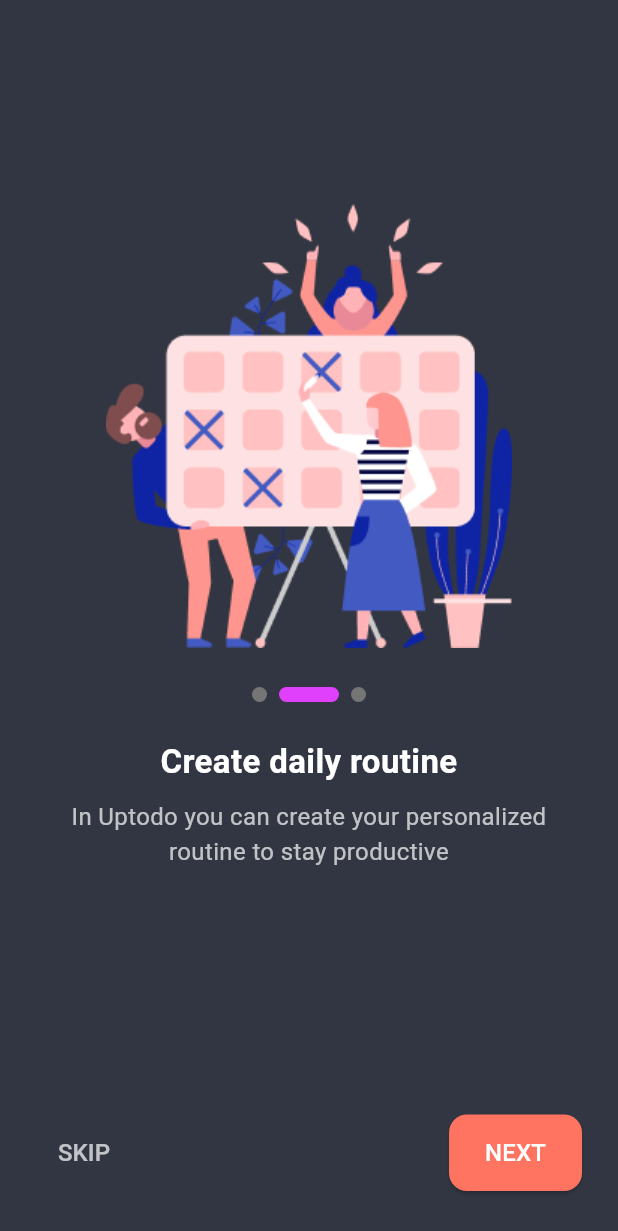
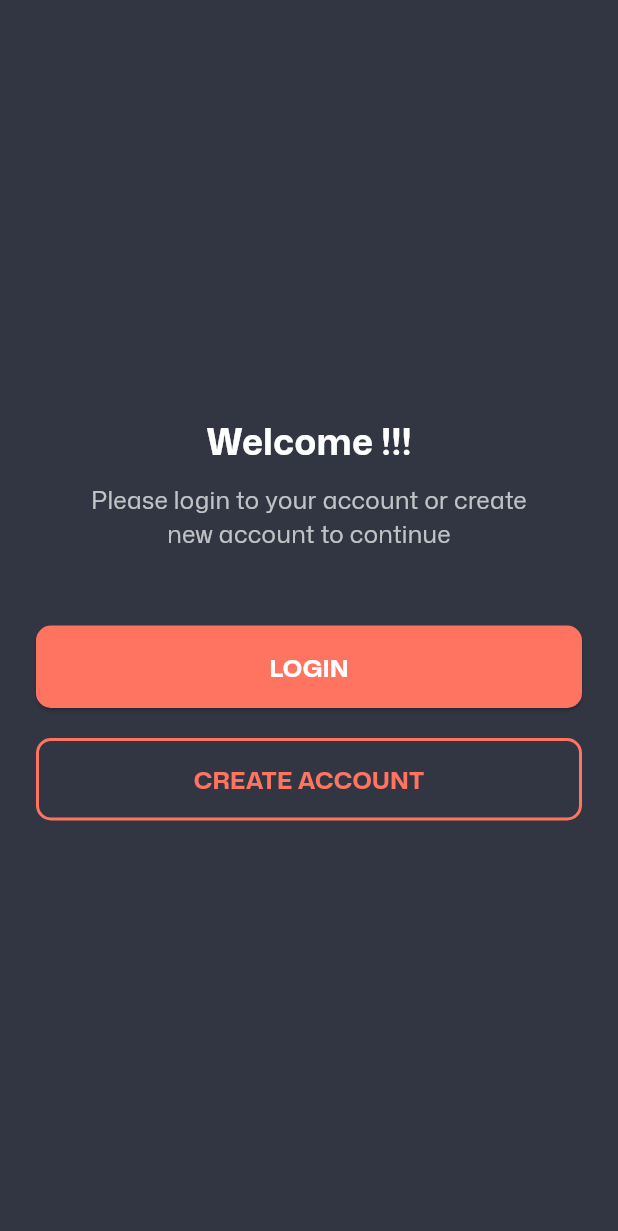
Before and after one commit to VOX-CONG-MINH/to-do-app, a Flutter app: the screen it shows after launch, after a tap on "NEXT", after a tap on "SKIP", on a phone screen of 412 x 824 dp. Shown: the top 1231 px of the screen. Run offline on Flutter 3.47's test engine with Material 3 defaults, Android fonts, the phone set to English and light mode, and no system bars; drawn by our look-alikes of smooth_page_indicator.

Commit message:
update UI

```diff
--- a/lib/main.dart
+++ b/lib/main.dart
@@ -11,6 +11,10 @@ class MyApp extends StatelessWidget {
 
   @override
   Widget build(BuildContext context) {
-    return MaterialApp(title: 'Flutter Demo', home: SplashScreen());
+    return MaterialApp(
+      debugShowCheckedModeBanner: false,
+      title: 'Flutter Demo',
+      home: SplashScreen(),
+    );
   }
 }
--- /dev/null
+++ b/lib/resource/style/app_color.dart
@@ -0,0 +1,9 @@
+import 'package:flutter/material.dart';
+
+class AppColor {
+  // static final primary = Color()
+  static final background = Color(0xFF323642);
+  static final regularBackground = Color(0xFF3e4653);
+  static final mediumBackground = Color(0xFFff7361);
+  static final whileGrey = Color(0xFFB0B3B8);
+}
--- /dev/null
+++ b/lib/resource/style/app_theme.dart
@@ -0,0 +1,5 @@
+import 'package:flutter/material.dart';
+
+class AppTheme {
+  static final theme = ThemeData();
+}
--- a/lib/ui/Onboading/onboading_screen.dart
+++ b/lib/ui/Onboading/onboading_screen.dart
@@ -1,7 +1,10 @@
 import 'package:flutter/material.dart';
 import 'package:smooth_page_indicator/smooth_page_indicator.dart';
+import 'package:to_do_app/resource/style/app_color.dart';
+import 'package:to_do_app/ui/start/start_screen.dart';
 
 import '../../resource/generated/assets.gen.dart';
+import '../../resource/generated/fonts.gen.dart';
 
 class OnboardingScreen extends StatefulWidget {
   const OnboardingScreen({super.key});
@@ -38,10 +41,15 @@ class _OnboardingScreenState extends State<OnboardingScreen> {
   @override
   Widget build(BuildContext context) {
     return Scaffold(
-      backgroundColor: Color(0xFF323642),
-      body: Column(
+      backgroundColor: AppColor.background,
+      body: Stack(
+        children: [
+          Column(
+            crossAxisAlignment: CrossAxisAlignment.center,
             children: [
               Expanded(
+                child: Padding(
+                  padding: const EdgeInsets.only(top: 150),
                   child: PageView.builder(
                     controller: _pageController,
                     onPageChanged: (index) {
@@ -51,7 +59,7 @@ class _OnboardingScreenState extends State<OnboardingScreen> {
                     },
                     itemCount: onboardingData.length,
                     itemBuilder: (context, index) {
-                return _OnboardingPage(
+                      return _onboardingPage(
                         image: onboardingData[index]["image"]!,
                         title: onboardingData[index]["title"]!,
                         description: onboardingData[index]["description"]!,
@@ -59,26 +67,43 @@ class _OnboardingScreenState extends State<OnboardingScreen> {
                     },
                   ),
                 ),
+              ),
               Padding(
-            padding: const EdgeInsets.symmetric(horizontal: 24, vertical: 30),
+                padding: const EdgeInsets.symmetric(
+                  horizontal: 24,
+                  vertical: 30,
+                ),
                 child: Row(
                   mainAxisAlignment: MainAxisAlignment.spaceBetween,
                   children: [
-                TextButton(
+                    _currentPage > 0
+                        ? TextButton(
                           onPressed: () {
-                    // Navigator.of(context).pushReplacement(
-                    //   MaterialPageRoute(builder: (_) => Placeholder()),
-                    // );
+                            Navigator.of(context).pushReplacement(
+                              MaterialPageRoute(
+                                builder: (_) => const StartScreen(),
+                              ),
+                            );
                           },
                           child: const Text(
                             "SKIP",
-                    style: TextStyle(color: Colors.white70, fontSize: 16),
+                            style: TextStyle(
+                              color: Colors.white70,
+                              fontSize: 16,
+                              fontWeight: FontWeight.bold,
+                              fontFamily: FontFamily.monaSans,
                             ),
                           ),
+                        )
+                        : const SizedBox(),
                     ElevatedButton(
                       onPressed: () {
                         if (_currentPage == onboardingData.length - 1) {
-                      // Điều hướng đến màn hình chính
+                          Navigator.of(context).pushReplacement(
+                            MaterialPageRoute(
+                              builder: (_) => const StartScreen(),
+                            ),
+                          );
                         } else {
                           _pageController.nextPage(
                             duration: const Duration(milliseconds: 500),
@@ -91,7 +116,7 @@ class _OnboardingScreenState extends State<OnboardingScreen> {
                           horizontal: 24,
                           vertical: 14,
                         ),
-                    backgroundColor: Color(0xFFff7361),
+                        backgroundColor: const Color(0xFFff7361),
                         shape: RoundedRectangleBorder(
                           borderRadius: BorderRadius.circular(12),
                         ),
@@ -100,7 +125,12 @@ class _OnboardingScreenState extends State<OnboardingScreen> {
                         _currentPage == onboardingData.length - 1
                             ? "GET STARTED"
                             : "NEXT",
-                    style: const TextStyle(fontSize: 16, color: Colors.white),
+                        style: const TextStyle(
+                          fontSize: 16,
+                          color: Colors.white,
+                          fontWeight: FontWeight.bold,
+                          fontFamily: FontFamily.monaSans,
+                        ),
                       ),
                     ),
                   ],
@@ -108,10 +138,27 @@ class _OnboardingScreenState extends State<OnboardingScreen> {
               ),
             ],
           ),
+
+          if (_currentPage > 0)
+            Positioned(
+              left: 20,
+              top: MediaQuery.of(context).size.height * 0.45,
+              child: IconButton(
+                icon: Icon(Icons.arrow_back_ios, color: AppColor.whileGrey),
+                onPressed: () {
+                  _pageController.previousPage(
+                    duration: const Duration(milliseconds: 500),
+                    curve: Curves.easeInOut,
+                  );
+                },
+              ),
+            ),
+        ],
+      ),
     );
   }
 
-  Widget _OnboardingPage({
+  Widget _onboardingPage({
     required String image,
     required String title,
     required String description,
@@ -119,11 +166,12 @@ class _OnboardingScreenState extends State<OnboardingScreen> {
     return Padding(
       padding: const EdgeInsets.symmetric(horizontal: 20),
       child: Column(
-        mainAxisAlignment: MainAxisAlignment.center,
+        mainAxisAlignment: MainAxisAlignment.start,
+        crossAxisAlignment: CrossAxisAlignment.center,
         children: [
-          Image.asset(image, height: 300),
+          const SizedBox(height: 80),
+          Image.asset(image, height: 250),
           const SizedBox(height: 24),
-
           SmoothPageIndicator(
             controller: _pageController,
             count: onboardingData.length,
@@ -142,13 +190,18 @@ class _OnboardingScreenState extends State<OnboardingScreen> {
               fontSize: 22,
               fontWeight: FontWeight.bold,
               color: Colors.white,
+              fontFamily: FontFamily.monaSans,
             ),
             textAlign: TextAlign.center,
           ),
           const SizedBox(height: 10),
           Text(
             description,
-            style: const TextStyle(fontSize: 16, color: Colors.white70),
+            style: const TextStyle(
+              fontSize: 16,
+              color: Colors.white70,
+              fontFamily: FontFamily.monaSans,
+            ),
             textAlign: TextAlign.center,
           ),
         ],
--- a/lib/ui/splash/splash_screen.dart
+++ b/lib/ui/splash/splash_screen.dart
@@ -2,7 +2,9 @@ import 'dart:async';
 
 import 'package:flutter/material.dart';
 import 'package:to_do_app/resource/generated/assets.gen.dart';
-import 'package:to_do_app/ui/Onboading/onboading_screen.dart';
+import 'package:to_do_app/ui/onboading/onboading_screen.dart';
+
+import '../../resource/generated/fonts.gen.dart';
 
 class SplashScreen extends StatefulWidget {
   const SplashScreen({super.key});
@@ -20,19 +22,16 @@ class _SplashScreenState extends State<SplashScreen>
   void initState() {
     super.initState();
 
-    // Tạo Animation Controller
     _controller = AnimationController(
       vsync: this,
       duration: const Duration(seconds: 3),
     )..forward();
 
-    // Tạo hiệu ứng phóng to (scale animation)
     _animation = Tween<double>(
       begin: 0.5,
       end: 1,
     ).animate(CurvedAnimation(parent: _controller, curve: Curves.easeInOut));
 
-    // Chuyển màn hình sau 3 giây
     Timer(const Duration(seconds: 3), () {
       Navigator.of(
         context,
@@ -51,10 +50,10 @@ class _SplashScreenState extends State<SplashScreen>
             mainAxisSize: MainAxisSize.min,
             children: [
               Container(
-                width: 150, // Đặt kích thước cho Container
+                width: 150,
                 height: 150,
                 decoration: BoxDecoration(
-                  borderRadius: BorderRadius.circular(45), // Bo góc
+                  borderRadius: BorderRadius.circular(45),
 
                   color: Colors.white,
                   image: DecorationImage(
@@ -63,12 +62,15 @@ class _SplashScreenState extends State<SplashScreen>
                   ),
                 ),
               ),
+              const SizedBox(height: 10),
+
               const Text(
                 "LET'S DO IT",
                 style: TextStyle(
                   fontSize: 20,
                   fontWeight: FontWeight.bold,
                   color: Colors.white,
+                  fontFamily: FontFamily.monaSans,
                 ),
               ),
             ],
--- /dev/null
+++ b/lib/ui/start/start_screen.dart
@@ -0,0 +1,89 @@
+import 'package:flutter/material.dart';
+
+import '../../resource/generated/fonts.gen.dart';
+import '../../resource/style/app_color.dart';
+
+class StartScreen extends StatelessWidget {
+  const StartScreen({super.key});
+
+  @override
+  Widget build(BuildContext context) {
+    return Scaffold(
+      backgroundColor: AppColor.background,
+      body: Padding(
+        padding: const EdgeInsets.symmetric(horizontal: 24),
+        child: Column(
+          mainAxisAlignment: MainAxisAlignment.center,
+          children: [
+            const Text(
+              "Welcome !!!",
+              style: TextStyle(
+                color: Colors.white,
+                fontSize: 24,
+                fontWeight: FontWeight.bold,
+                fontFamily: FontFamily.monaSans,
+              ),
+              textAlign: TextAlign.center,
+            ),
+            const SizedBox(height: 10),
+            const Text(
+              "Please login to your account or create \nnew account to continue",
+              style: TextStyle(
+                color: Colors.white70,
+                fontSize: 16,
+                fontFamily: FontFamily.monaSans,
+              ),
+              textAlign: TextAlign.center,
+            ),
+            const SizedBox(height: 50),
+            ElevatedButton(
+              onPressed: () {
+                // TODO Login screen
+              },
+              style: ElevatedButton.styleFrom(
+                backgroundColor: AppColor.mediumBackground,
+                padding: const EdgeInsets.symmetric(vertical: 16),
+                minimumSize: const Size(double.infinity, 50),
+                shape: RoundedRectangleBorder(
+                  borderRadius: BorderRadius.circular(10),
+                ),
+              ),
+              child: const Text(
+                "LOGIN",
+                style: TextStyle(
+                  color: Colors.white,
+                  fontSize: 16,
+                  fontWeight: FontWeight.bold,
+                  fontFamily: FontFamily.monaSans,
+                ),
+              ),
+            ),
+            const SizedBox(height: 20),
+            OutlinedButton(
+              onPressed: () {
+                // TODO register screen
+              },
+              style: OutlinedButton.styleFrom(
+                side: BorderSide(color: AppColor.mediumBackground, width: 2),
+                padding: const EdgeInsets.symmetric(vertical: 16),
+                minimumSize: const Size(double.infinity, 50),
+                shape: RoundedRectangleBorder(
+                  borderRadius: BorderRadius.circular(10),
+                ),
+              ),
+              child: Text(
+                "CREATE ACCOUNT",
+                style: TextStyle(
+                  color: AppColor.mediumBackground,
+                  fontSize: 16,
+                  fontWeight: FontWeight.bold,
+                  fontFamily: FontFamily.monaSans,
+                ),
+              ),
+            ),
+          ],
+        ),
+      ),
+    );
+  }
+}
--- /dev/null
+++ b/lib/ui/widget/app_bar_widget.dart
@@ -0,0 +1,19 @@
+import 'package:flutter/material.dart';
+
+class AppBarWidget extends StatelessWidget {
+  const AppBarWidget({
+    super.key,
+    required this.action,
+    required this.leading,
+    required this.heading,
+  });
+
+  final Widget action;
+  final Widget leading;
+  final Widget heading;
+
+  @override
+  Widget build(BuildContext context) {
+    return AppBar(actions: []);
+  }
+}
```
Also changed, not shown: lib/ui/Onboading/widget/onboading_widget.dart (deleted, +0 -54 lines), assets/icons/logo.png. Lines whose indentation alone changed are shown as unchanged.
